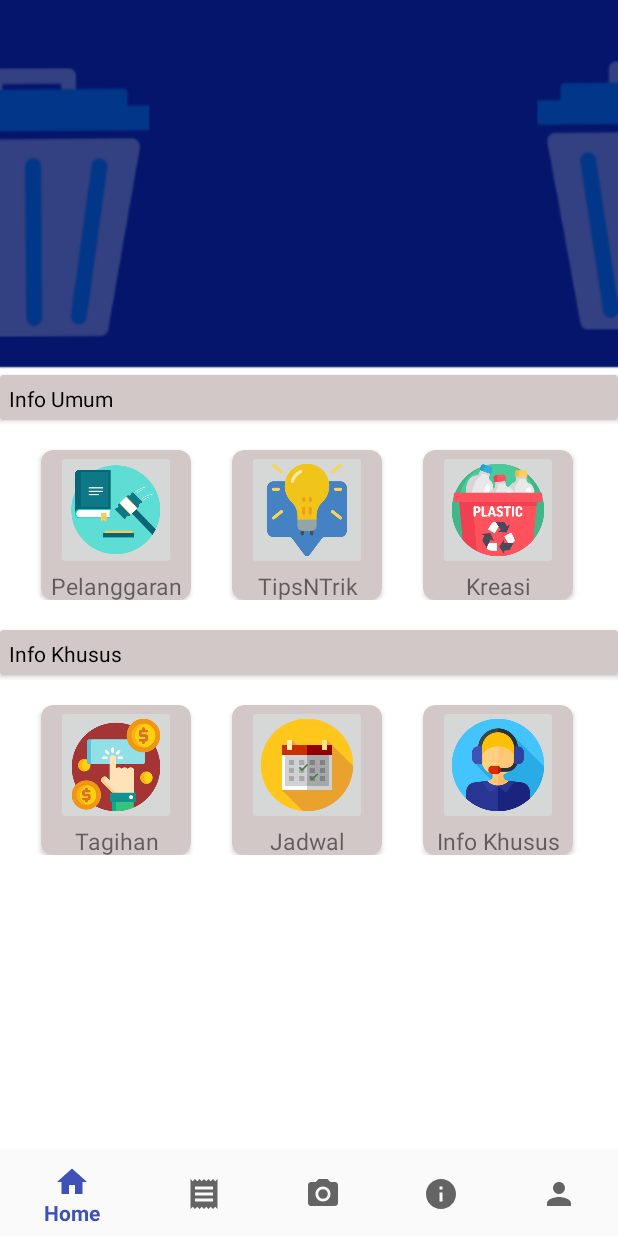
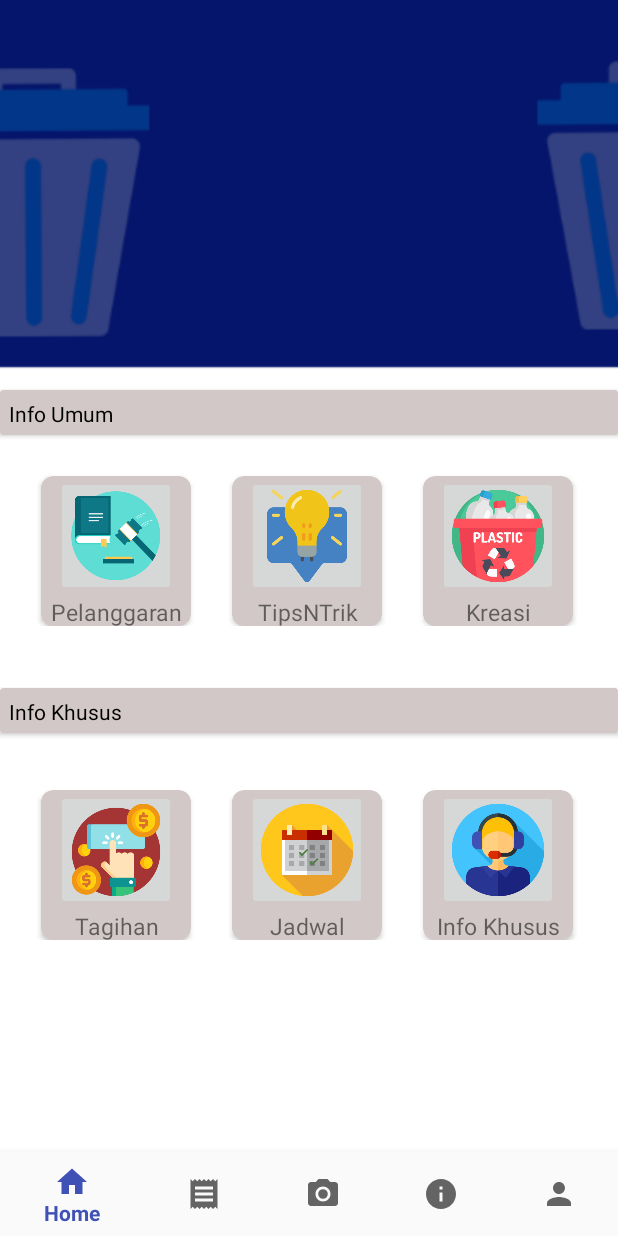
Before and after one commit to hafidzaanin/Skripsi, an Android app: the HomeFragment screen opened directly, with no data from a screen before it, on a phone screen of 412 x 824 dp. Run offline under Robolectric (Android 15) with nearby library versions, the phone set to English and light mode, and no system bars.

Commit message:
versi kelima

```diff
--- a/app/src/main/java/com/hafidza/trashme/activities/LoginActivity.java
+++ b/app/src/main/java/com/hafidza/trashme/activities/LoginActivity.java
@@ -64,6 +64,11 @@ public class LoginActivity extends AppCompatActivity {
         }
     }
 
+    void kirim_data()
+    {
+
+    }
+
 
     void cek_form(EditText editText)
     {
--- a/app/src/main/java/com/hafidza/trashme/activities/LoginPetugasActivity.java
+++ b/app/src/main/java/com/hafidza/trashme/activities/LoginPetugasActivity.java
@@ -32,7 +32,7 @@ public class LoginPetugasActivity extends AppCompatActivity {
     private Button btnlogin;
     private TextView link_regis;
     private ProgressBar loading;
-    private static String URL_LOGIN = "http://192.168.43.239/API/login.php";
+    private static String URL_LOGIN = "";
 
 
     @Override
--- a/app/src/main/res/drawable-anydpi/id_foto_profil.xml
+++ b/app/src/main/res/drawable-anydpi/id_foto_profil.xml
@@ -3,7 +3,7 @@
     android:height="24dp"
     android:viewportWidth="24"
     android:viewportHeight="24"
-    android:tint="#FFFDE7">
+    android:tint="#202D75">
     <path
         android:fillColor="#FF000000"
         android:pathData="M12,2C6.48,2 2,6.48 2,12s4.48,10 10,10 10,-4.48 10,-10S17.52,2 12,2zM12,5c1.66,0 3,1.34 3,3s-1.34,3 -3,3 -3,-1.34 -3,-3 1.34,-3 3,-3zM12,19.2c-2.5,0 -4.71,-1.28 -6,-3.22 0.03,-1.99 4,-3.08 6,-3.08 1.99,0 5.97,1.09 6,3.08 -1.29,1.94 -3.5,3.22 -6,3.22z"/>
--- a/app/src/main/res/layout/fragment_home.xml
+++ b/app/src/main/res/layout/fragment_home.xml
@@ -7,16 +7,19 @@
     android:background="@drawable/bghome"
     tools:context=".fragments.HomeFragment">
 
-    <LinearLayout
-        android:layout_width="match_parent"
-        android:layout_height="wrap_content"
-        android:orientation="vertical">
 
     <androidx.cardview.widget.CardView
+        android:id="@+id/cardView2"
         android:layout_width="match_parent"
         android:layout_height="30dp"
-        android:layout_marginTop="250dp"
-        app:cardBackgroundColor="@color/grey">
+        android:layout_marginTop="16dp"
+        android:layout_marginBottom="8dp"
+        app:cardBackgroundColor="@color/grey"
+        app:layout_constraintBottom_toBottomOf="parent"
+        app:layout_constraintTop_toTopOf="parent"
+        app:layout_constraintVertical_bias="0.342"
+        tools:layout_editor_absoluteX="0dp">
+
         <TextView
             android:layout_width="100dp"
             android:layout_height="30dp"
@@ -29,17 +32,24 @@
 
 
     <LinearLayout
+        android:id="@+id/linearLayout"
         android:layout_width="match_parent"
         android:layout_height="wrap_content"
-        android:orientation="horizontal">
+        android:layout_marginTop="8dp"
+        android:layout_marginBottom="8dp"
+        android:orientation="horizontal"
+        app:layout_constraintBottom_toBottomOf="parent"
+        app:layout_constraintTop_toTopOf="parent"
+        app:layout_constraintVertical_bias="0.458"
+        tools:layout_editor_absoluteX="0dp">
 
         <androidx.cardview.widget.CardView
             android:layout_width="100dp"
             android:layout_height="100dp"
             android:layout_marginStart="27dp"
             android:layout_marginTop="20dp"
-            app:cardCornerRadius="8dp"
-            app:cardBackgroundColor="@color/grey">
+            app:cardBackgroundColor="@color/grey"
+            app:cardCornerRadius="8dp">
 
             <LinearLayout
                 android:layout_width="match_parent"
@@ -58,7 +68,7 @@
                     android:layout_height="wrap_content"
                     android:text="Pelanggaran"
                     android:textAlignment="center"
-                    android:textSize="7pt"/>
+                    android:textSize="7pt" />
             </LinearLayout>
         </androidx.cardview.widget.CardView>
 
@@ -67,8 +77,8 @@
             android:layout_height="100dp"
             android:layout_marginStart="27dp"
             android:layout_marginTop="20dp"
-            app:cardCornerRadius="8dp"
-            app:cardBackgroundColor="@color/grey">
+            app:cardBackgroundColor="@color/grey"
+            app:cardCornerRadius="8dp">
 
             <LinearLayout
                 android:layout_width="match_parent"
@@ -87,7 +97,7 @@
                     android:layout_height="wrap_content"
                     android:text="@string/tipsntrik"
                     android:textAlignment="center"
-                    android:textSize="7pt"/>
+                    android:textSize="7pt" />
             </LinearLayout>
         </androidx.cardview.widget.CardView>
 
@@ -96,8 +106,8 @@
             android:layout_height="100dp"
             android:layout_marginStart="27dp"
             android:layout_marginTop="20dp"
-            app:cardCornerRadius="8dp"
-            app:cardBackgroundColor="@color/grey">
+            app:cardBackgroundColor="@color/grey"
+            app:cardCornerRadius="8dp">
 
             <LinearLayout
                 android:layout_width="match_parent"
@@ -116,17 +126,24 @@
                     android:layout_height="wrap_content"
                     android:text="@string/kreasi"
                     android:textAlignment="center"
-                    android:textSize="7pt"/>
+                    android:textSize="7pt" />
             </LinearLayout>
         </androidx.cardview.widget.CardView>
     </LinearLayout>
 
 
     <androidx.cardview.widget.CardView
+        android:id="@+id/cardView"
         android:layout_width="match_parent"
         android:layout_height="30dp"
-        android:layout_marginTop="20dp"
-        app:cardBackgroundColor="@color/grey">
+        android:layout_marginTop="8dp"
+        android:layout_marginBottom="8dp"
+        app:cardBackgroundColor="@color/grey"
+        app:layout_constraintBottom_toBottomOf="parent"
+        app:layout_constraintTop_toTopOf="parent"
+        app:layout_constraintVertical_bias="0.624"
+        tools:layout_editor_absoluteX="0dp">
+
         <TextView
             android:layout_width="100dp"
             android:layout_height="30dp"
@@ -138,17 +155,24 @@
     </androidx.cardview.widget.CardView>
 
     <LinearLayout
+        android:id="@+id/linearLayout2"
         android:layout_width="match_parent"
         android:layout_height="wrap_content"
-        android:orientation="horizontal">
+        android:layout_marginTop="8dp"
+        android:layout_marginBottom="8dp"
+        android:orientation="horizontal"
+        app:layout_constraintBottom_toBottomOf="parent"
+        app:layout_constraintTop_toTopOf="parent"
+        app:layout_constraintVertical_bias="0.789"
+        tools:layout_editor_absoluteX="0dp">
 
         <androidx.cardview.widget.CardView
             android:layout_width="100dp"
             android:layout_height="100dp"
             android:layout_marginStart="27dp"
             android:layout_marginTop="20dp"
-            app:cardCornerRadius="8dp"
-            app:cardBackgroundColor="@color/grey">
+            app:cardBackgroundColor="@color/grey"
+            app:cardCornerRadius="8dp">
 
             <LinearLayout
                 android:layout_width="match_parent"
@@ -167,7 +191,7 @@
                     android:layout_height="wrap_content"
                     android:text="@string/tagihan"
                     android:textAlignment="center"
-                    android:textSize="7pt"/>
+                    android:textSize="7pt" />
             </LinearLayout>
         </androidx.cardview.widget.CardView>
 
@@ -176,8 +200,8 @@
             android:layout_height="100dp"
             android:layout_marginStart="27dp"
             android:layout_marginTop="20dp"
-            app:cardCornerRadius="8dp"
-            app:cardBackgroundColor="@color/grey">
+            app:cardBackgroundColor="@color/grey"
+            app:cardCornerRadius="8dp">
 
             <LinearLayout
                 android:layout_width="match_parent"
@@ -195,8 +219,8 @@
                     android:layout_width="match_parent"
                     android:layout_height="wrap_content"
                     android:text="@string/jadwal"
-                    android:textSize="7pt"
-                    android:textAlignment="center"/>
+                    android:textAlignment="center"
+                    android:textSize="7pt" />
             </LinearLayout>
         </androidx.cardview.widget.CardView>
 
@@ -205,8 +229,8 @@
             android:layout_height="100dp"
             android:layout_marginStart="27dp"
             android:layout_marginTop="20dp"
-            app:cardCornerRadius="8dp"
-            app:cardBackgroundColor="@color/grey">
+            app:cardBackgroundColor="@color/grey"
+            app:cardCornerRadius="8dp">
 
             <LinearLayout
                 android:layout_width="match_parent"
@@ -230,6 +254,5 @@
         </androidx.cardview.widget.CardView>
 
     </LinearLayout>
-    </LinearLayout>
 
 </androidx.constraintlayout.widget.ConstraintLayout>
```
Also changed, not shown: app/src/main/res/layout/fragment_profil.xml (+39 -15 lines). Lines whose indentation alone changed are shown as unchanged.
